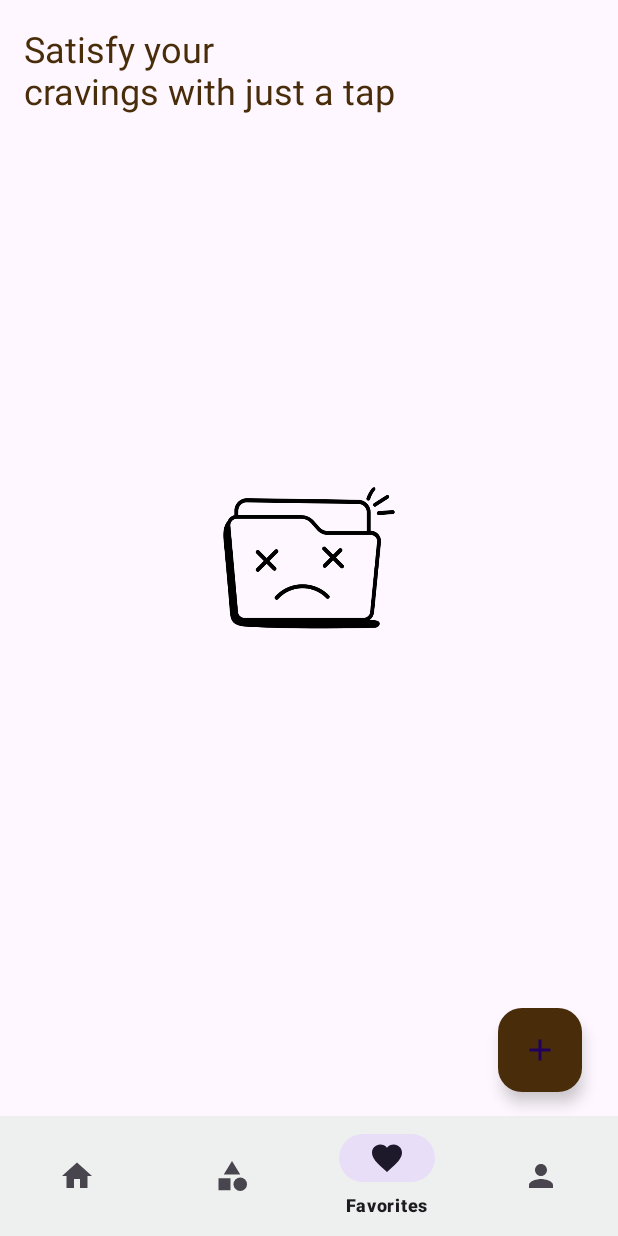
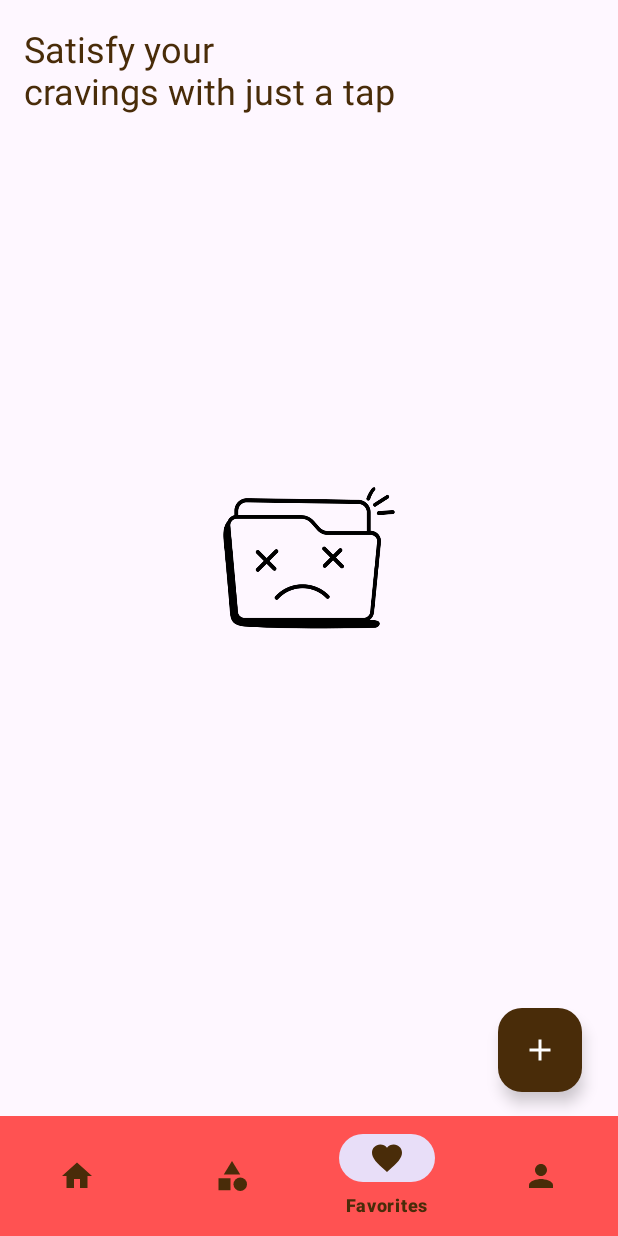
Before and after one commit to chathumiamarasinghe/Hela-Rasa, an Android app: the screen it shows after launch once a user with an empty profile is signed in (MainActivity), item 3 of the bottom bar chosen, on a phone screen of 412 x 824 dp. Run offline under Robolectric (Android 15) with nearby library versions, the phone set to English and light mode, and no system bars; our stand-ins replace Firebase (no records; nobody signed in at launch, a user with empty details on screens opened directly), Room's generated code, navigation-ui; pictures from the network do not load; 2 statements that could not run were skipped.

Commit message:
color updated

```diff
--- a/app/src/main/res/layout/activity_main.xml
+++ b/app/src/main/res/layout/activity_main.xml
@@ -12,11 +12,13 @@
         android:layout_height="wrap_content"
         android:layout_marginStart="0dp"
         android:layout_marginEnd="0dp"
-        android:background="?android:attr/windowBackground"
+        android:background="?attr/colorAccent"
         app:layout_constraintBottom_toBottomOf="parent"
         app:layout_constraintLeft_toLeftOf="parent"
         app:layout_constraintRight_toRightOf="parent"
-        app:menu="@menu/bottom_nav_menu" />
+        app:menu="@menu/bottom_nav_menu"
+        app:itemIconTint="@color/brown"
+        app:itemTextColor="@color/brown"/>
 
     <fragment
         android:id="@+id/nav_host_fragment_activity_main"
@@ -41,6 +43,7 @@
         app:layout_constraintBottom_toTopOf="@+id/nav_view"
         app:layout_constraintEnd_toEndOf="parent"
         app:srcCompat="@drawable/ic_add"
+        app:tint="@android:color/white"
         android:importantForAccessibility="no"
         android:focusable="true" />
 
```
Also changed, not shown: app/src/main/res/layout/activity_sign_up.xml (+31 -25 lines).
